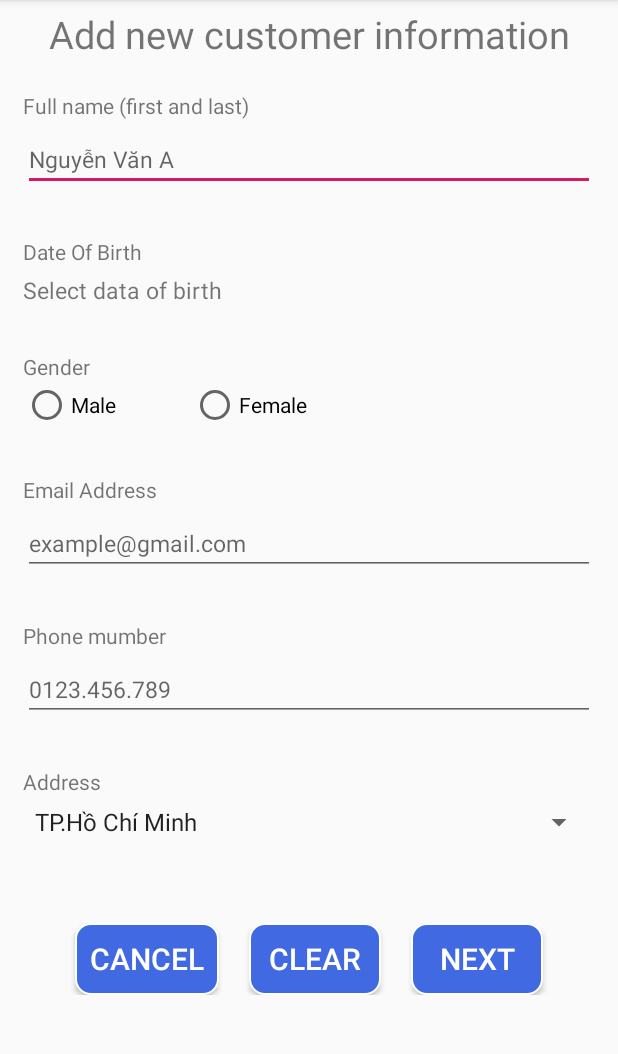
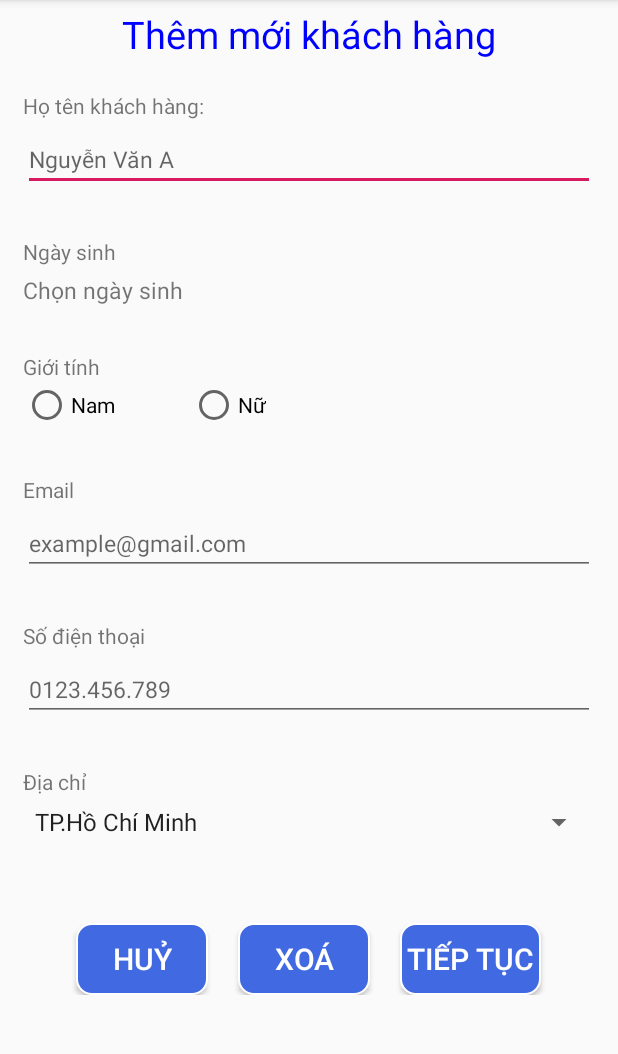
Before and after one commit to QuocPhuDEV/DemoSQLite, an Android app: the Cus_Activity screen opened directly, with no data from a screen before it, on a phone screen of 412 x 824 dp, the part 84-1138 px from its top. Run offline under Robolectric (Android 15) with nearby library versions, the phone set to English and light mode, and no system bars.

Commit message:
Monday_17122018

```diff
--- a/app/src/main/java/com/example/hoangquocphu/demosqlite/Answer/An_DBHelper.java
+++ b/app/src/main/java/com/example/hoangquocphu/demosqlite/Answer/An_DBHelper.java
@@ -99,7 +99,7 @@ public class An_DBHelper extends SQLiteOpenHelper {
     public void createDefaultHistory(Context context) {
         int count = this.getHistoryCount();
         if (count == 0) {
-            Answer answer = new Answer("mr.phu", "your name?", "phu", "11:12:00", 10);
+            Answer answer = new Answer("Có", "1.(YN). Bạn có biết về công ty ABC không? ", "Hoàng Quốc Phú", "11:12:00", 10);
             this.addAnswer(answer, context);
         }
 
--- a/app/src/main/java/com/example/hoangquocphu/demosqlite/Answer/YesNo_Answer_Activity.java
+++ b/app/src/main/java/com/example/hoangquocphu/demosqlite/Answer/YesNo_Answer_Activity.java
@@ -122,7 +122,6 @@ public class YesNo_Answer_Activity extends AppCompatActivity {
 
         //gọi hàm finish() để đóng Activity hiện tại và trở về Activity trước.
         finish();
-
     }
     //endregion
 }
--- a/app/src/main/java/com/example/hoangquocphu/demosqlite/Customer/Cus_Activity.java
+++ b/app/src/main/java/com/example/hoangquocphu/demosqlite/Customer/Cus_Activity.java
@@ -189,9 +189,9 @@ public class Cus_Activity extends AppCompatActivity {
         String address = this.spZone.getSelectedItem().toString();
         String gender = "";
         if (rdoMale.isChecked()) {
-            gender = "Male";
+            gender = "Nam";
         } else {
-            gender = "Female";
+            gender = "Nữ";
         }
 
         // Thêm giá trị vào class
@@ -200,7 +200,6 @@ public class Cus_Activity extends AppCompatActivity {
         // Thực hiện insert
         cus_dbHelper.addCustomer(customer, getApplicationContext());
 
-
 //        this.needRefresh = true;
 //        this.onBackPressed();
     }
--- a/app/src/main/java/com/example/hoangquocphu/demosqlite/HistoryServey/His_Adapter.java
+++ b/app/src/main/java/com/example/hoangquocphu/demosqlite/HistoryServey/His_Adapter.java
@@ -12,7 +12,6 @@ import android.widget.TextView;
 
 import com.example.hoangquocphu.demosqlite.Answer.An_DBHelper;
 import com.example.hoangquocphu.demosqlite.Answer.Answer;
-import com.example.hoangquocphu.demosqlite.Customer.Cus_Adapter;
 import com.example.hoangquocphu.demosqlite.R;
 
 import java.util.List;
--- a/app/src/main/res/drawable/radius_button.xml
+++ b/app/src/main/res/drawable/radius_button.xml
@@ -10,10 +10,10 @@
 
     <!-- các thuộc tính căn chỉnh-->
     <padding
-        android:bottom="10dp"
-        android:left="10dp"
-        android:right="10dp"
-        android:top="10dp"></padding>
+        android:bottom="5dp"
+        android:left="5dp"
+        android:right="5dp"
+        android:top="5dp"></padding>
 
     <!-- và đây là bán kính đường tròn ở 4 góc -->
     <corners android:radius="10dp"></corners>
--- a/app/src/main/res/layout/activity_cus_.xml
+++ b/app/src/main/res/layout/activity_cus_.xml
@@ -17,7 +17,8 @@
             android:layout_height="wrap_content"
             android:gravity="center"
             android:padding="5dp"
-            android:text="Add new customer information"
+            android:text="Thêm mới khách hàng"
+            android:textColor="@color/blue"
             android:textSize="25dp" />
 
         <LinearLayout
@@ -30,7 +31,7 @@
             <TextView
                 android:layout_width="wrap_content"
                 android:layout_height="wrap_content"
-                android:text="Full name (first and last)" />
+                android:text="Họ tên khách hàng:" />
 
             <EditText
                 android:id="@+id/edFullName"
@@ -52,14 +53,14 @@
             <TextView
                 android:layout_width="wrap_content"
                 android:layout_height="wrap_content"
-                android:text="Date Of Birth" />
+                android:text="Ngày sinh" />
 
             <TextView
                 android:id="@+id/tvDatofbirth"
                 android:layout_width="wrap_content"
                 android:layout_height="wrap_content"
                 android:layout_marginTop="5dp"
-                android:text="Select data of birth"
+                android:text="Chọn ngày sinh"
                 android:textSize="15dp" />
         </LinearLayout>
 
@@ -73,7 +74,7 @@
             <TextView
                 android:layout_width="wrap_content"
                 android:layout_height="wrap_content"
-                android:text="Gender" />
+                android:text="Giới tính" />
 
             <LinearLayout
                 android:layout_width="match_parent"
@@ -86,7 +87,7 @@
                     android:layout_width="wrap_content"
                     android:layout_height="wrap_content"
                     android:onClick="onRadioButtonClicked"
-                    android:text="Male" />
+                    android:text="Nam" />
 
                 <RadioButton
                     android:id="@+id/rdoFemale"
@@ -94,7 +95,7 @@
                     android:layout_height="wrap_content"
                     android:layout_marginLeft="50dp"
                     android:onClick="onRadioButtonClicked"
-                    android:text="Female" />
+                    android:text="Nữ" />
             </LinearLayout>
         </LinearLayout>
 
@@ -109,7 +110,7 @@
             <TextView
                 android:layout_width="wrap_content"
                 android:layout_height="wrap_content"
-                android:text="Email Address" />
+                android:text="Email" />
 
             <EditText
                 android:id="@+id/edEmail"
@@ -130,7 +131,7 @@
             <TextView
                 android:layout_width="wrap_content"
                 android:layout_height="wrap_content"
-                android:text="Phone mumber" />
+                android:text="Số điện thoại" />
 
             <EditText
                 android:id="@+id/edPhone"
@@ -151,7 +152,7 @@
             <TextView
                 android:layout_width="wrap_content"
                 android:layout_height="wrap_content"
-                android:text="Address" />
+                android:text="Địa chỉ" />
 
             <Spinner
                 android:id="@+id/spZone"
@@ -176,7 +177,7 @@
                 android:layout_height="wrap_content"
                 android:background="@drawable/radius_button"
                 android:onClick="btnCancelNewCustomer"
-                android:text="Cancel"
+                android:text="Huỷ"
                 android:textColor="@color/white"
                 android:textSize="20dp" />
 
@@ -187,7 +188,7 @@
                 android:layout_marginLeft="20dp"
                 android:background="@drawable/radius_button"
                 android:onClick="btnClearNewCustomer"
-                android:text="Clear"
+                android:text="Xoá"
                 android:textColor="@color/white"
                 android:textSize="20dp" />
 
@@ -198,7 +199,7 @@
                 android:layout_marginLeft="20dp"
                 android:background="@drawable/radius_button"
                 android:onClick="btnNext"
-                android:text="Next"
+                android:text="Tiếp tục"
                 android:textColor="@color/white"
                 android:textSize="20dp" />
         </LinearLayout>
--- a/app/src/main/res/layout/activity_main.xml
+++ b/app/src/main/res/layout/activity_main.xml
@@ -68,6 +68,7 @@
             android:padding="5dp"
             android:text="Lịch sử khảo sát"
             android:textColor="@color/white"
+            android:layout_marginBottom="5dp"
             />
 
     </LinearLayout>
```
Also changed, not shown: app/src/main/java/com/example/hoangquocphu/demosqlite/QRCode/Scan_Activity.java (+17 -8 lines), app/src/main/java/com/example/hoangquocphu/demosqlite/QRCode/Scan_Adapter.java (added, +74 -0 lines), app/src/main/res/layout/item_scan.xml (added, +42 -0 lines).
